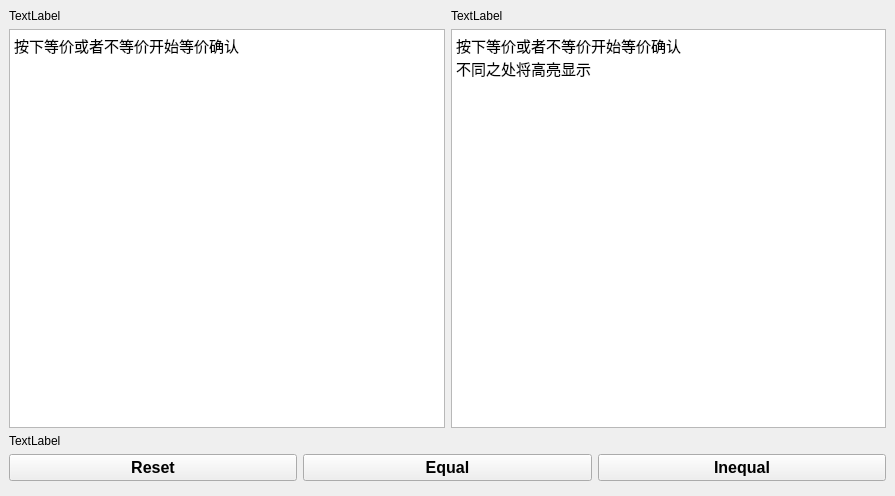
Qt form lab5_qt/mainwindow.ui (Shannju/NJUcs-Software-Engineering-Lab) before a commit.
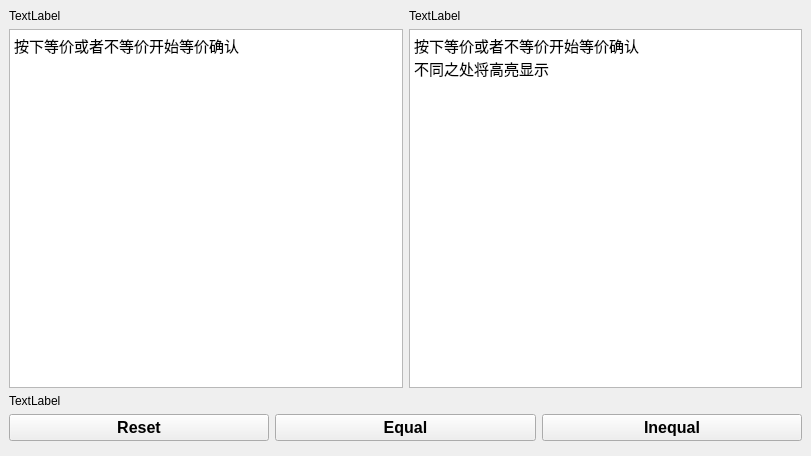
The same form after that commit.

Diff of the .ui file:
```diff
--- a/lab5_qt/mainwindow.ui
+++ b/lab5_qt/mainwindow.ui
@@ -6,8 +6,8 @@
    <rect>
     <x>0</x>
     <y>0</y>
-    <width>895</width>
-    <height>496</height>
+    <width>811</width>
+    <height>456</height>
    </rect>
   </property>
   <property name="windowTitle">
```
Left out of the diff: 2 changed lines with no effect on the pictures.
